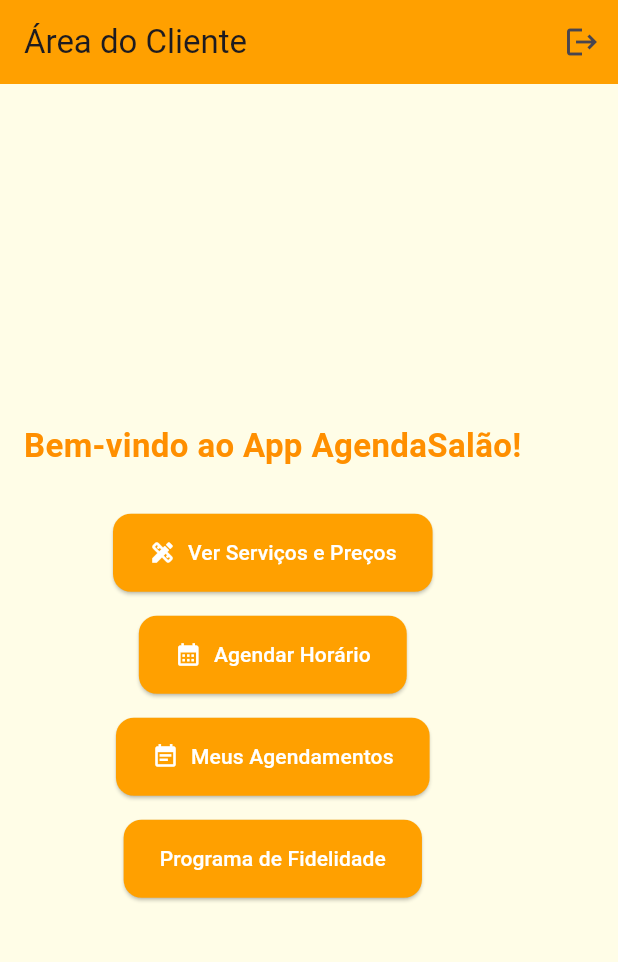
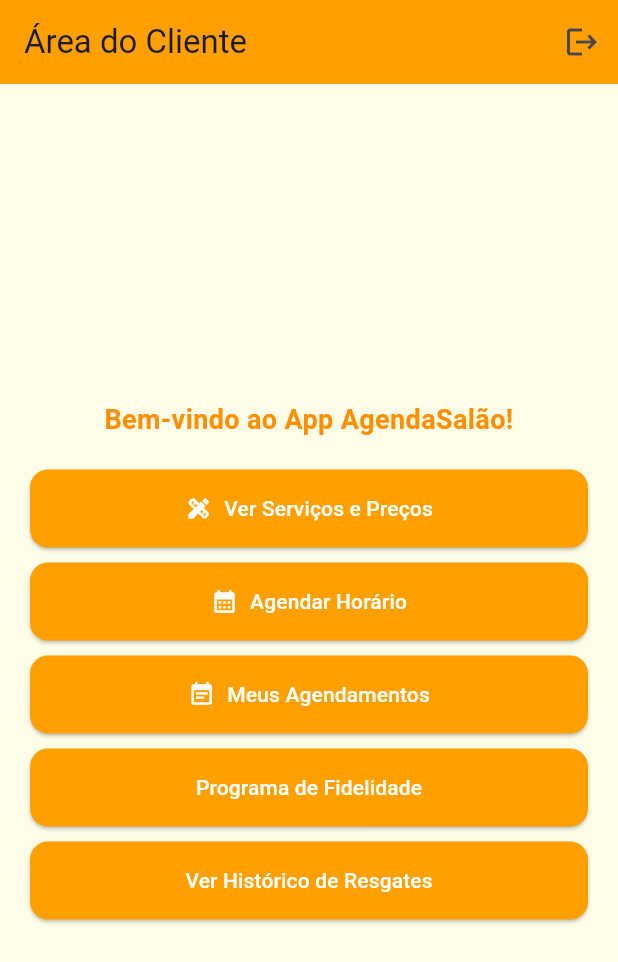
Before and after one commit to evaldocarlosaraujo/flutter_appagendasalao, a Flutter app: the HomeCliente screen opened directly, on a phone screen of 412 x 824 dp. Shown: the top 962 px of the screen. Run offline on Flutter 3.47's test engine with Material 3 defaults, Android fonts, the phone set to English and light mode, and no system bars; our stand-ins replace cloud_firestore, firebase_auth, firebase_core, firebase_messaging, lottie; accounts and stored records are empty.

Commit message:
Adicionado Historico de Resgates

```diff
--- a/lib/views/home_cliente.dart
+++ b/lib/views/home_cliente.dart
@@ -1,5 +1,6 @@
 import 'package:flutter/material.dart';
 import 'package:firebase_auth/firebase_auth.dart';
+import 'package:flutter_appagendasalao/views/historico_resgates_screen.dart';
 import 'package:flutter_appagendasalao/views/programa_fidelidade_screen.dart';
 import 'consulta_servicos_screen.dart';
 import 'agendamento_screen.dart';
@@ -13,6 +14,15 @@ class HomeCliente extends StatelessWidget {
       context,
       MaterialPageRoute(builder: (_) => LoginScreen()),
       (route) => false,
+    );
+  }
+
+  ButtonStyle _botaoEstilo() {
+    return ElevatedButton.styleFrom(
+      backgroundColor: Colors.amber[700],
+      foregroundColor: Colors.white,
+      padding: EdgeInsets.symmetric(horizontal: 24, vertical: 16),
+      shape: RoundedRectangleBorder(borderRadius: BorderRadius.circular(12)),
     );
   }
 
@@ -30,21 +40,21 @@ class HomeCliente extends StatelessWidget {
           ),
         ],
       ),
-      body: Padding(
-        padding: const EdgeInsets.all(16.0),
-        child: Column(
-          mainAxisAlignment: MainAxisAlignment.center,
+      body: Center(
+        child: ListView(
+          padding: const EdgeInsets.all(20),
+          shrinkWrap: true,
           children: [
             Text(
               'Bem-vindo ao App AgendaSalão!',
               style: TextStyle(
-                fontSize: 22,
+                fontSize: 18,
                 fontWeight: FontWeight.bold,
                 color: Colors.amber[800],
               ),
               textAlign: TextAlign.center,
             ),
-            SizedBox(height: 30),
+            SizedBox(height: 20),
 
             ElevatedButton.icon(
               icon: Icon(Icons.design_services),
@@ -57,7 +67,7 @@ class HomeCliente extends StatelessWidget {
               },
               style: _botaoEstilo(),
             ),
-            SizedBox(height: 16),
+            SizedBox(height: 10),
 
             ElevatedButton.icon(
               icon: Icon(Icons.calendar_month),
@@ -70,7 +80,7 @@ class HomeCliente extends StatelessWidget {
               },
               style: _botaoEstilo(),
             ),
-            SizedBox(height: 16),
+            SizedBox(height: 10),
 
             ElevatedButton.icon(
               icon: Icon(Icons.event_note),
@@ -83,7 +93,7 @@ class HomeCliente extends StatelessWidget {
               },
               style: _botaoEstilo(),
             ),
-            SizedBox(height: 16),
+            SizedBox(height: 10),
 
             ElevatedButton(
               onPressed: () {
@@ -95,18 +105,23 @@ class HomeCliente extends StatelessWidget {
               child: Text('Programa de Fidelidade'),
               style: _botaoEstilo(),
             ),
+            SizedBox(height: 10),
+
+            ElevatedButton(
+              onPressed: () {
+                Navigator.push(
+                  context,
+                  MaterialPageRoute(
+                    builder: (context) => HistoricoResgatesScreen(),
+                  ),
+                );
+              },
+              child: Text('Ver Histórico de Resgates'),
+              style: _botaoEstilo(),
+            ),
           ],
         ),
       ),
     );
   }
-
-  ButtonStyle _botaoEstilo() {
-    return ElevatedButton.styleFrom(
-      backgroundColor: Colors.amber[700],
-      foregroundColor: Colors.white,
-      padding: EdgeInsets.symmetric(horizontal: 24, vertical: 16),
-      shape: RoundedRectangleBorder(borderRadius: BorderRadius.circular(12)),
-    );
-  }
 }
```
Also changed, not shown: lib/views/historico_resgates_screen.dart (added, +113 -0 lines).
